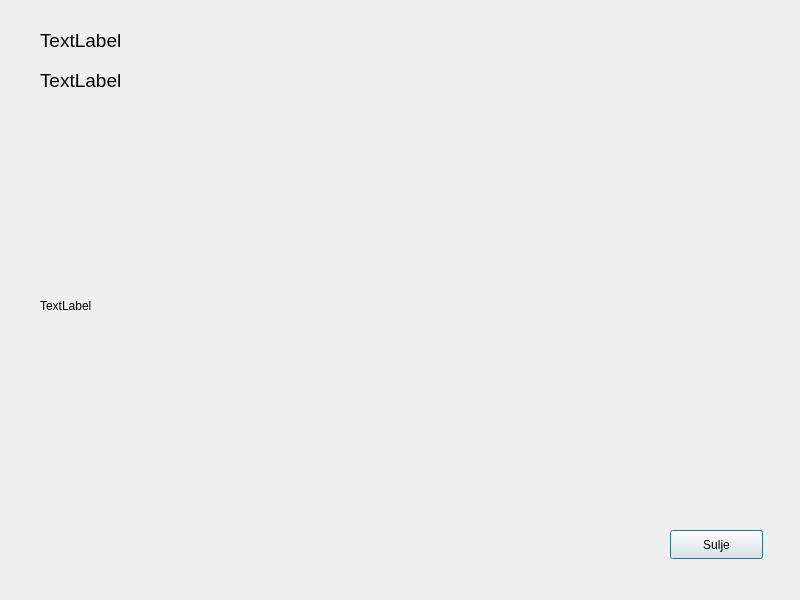
Before: the Qt Designer form frontend/transactionwindow.ui in 22kmo-project/group_7, drawn with Qt 5.
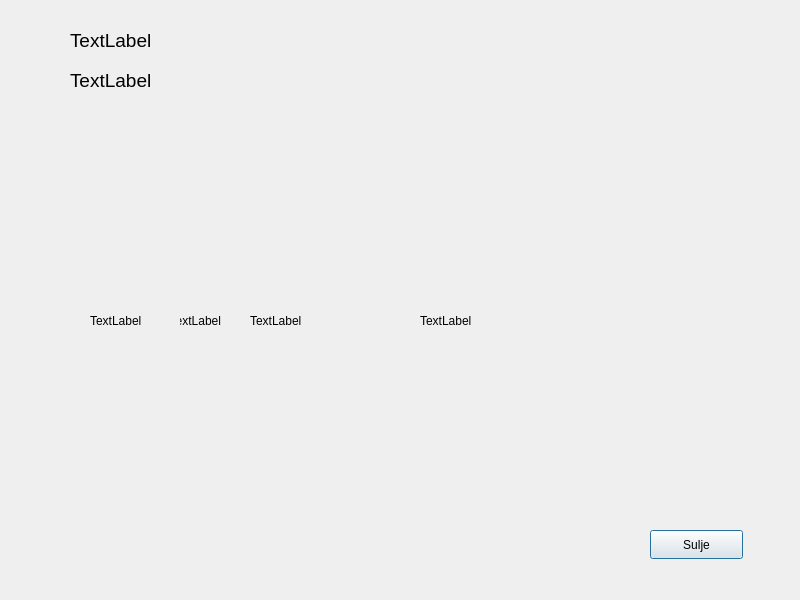
After: the same form once the commit is applied.

Commit message: Tilitapahtumat toimii/Uusi pullrequest

Diff of the .ui file:
```diff
--- a/frontend/transactionwindow.ui
+++ b/frontend/transactionwindow.ui
@@ -13,19 +13,27 @@
   <property name="windowTitle">
    <string>Dialog</string>
   </property>
-  <widget class="QLabel" name="label_2_client_2">
+  <widget class="QLabel" name="label_transact_4">
    <property name="geometry">
     <rect>
-     <x>40</x>
-     <y>30</y>
-     <width>191</width>
-     <height>20</height>
+     <x>420</x>
+     <y>130</y>
+     <width>171</width>
+     <height>381</height>
     </rect>
    </property>
-   <property name="font">
-    <font>
-     <pointsize>14</pointsize>
-    </font>
+   <property name="text">
+    <string>TextLabel</string>
+   </property>
+  </widget>
+  <widget class="QLabel" name="label_transact_2">
+   <property name="geometry">
+    <rect>
+     <x>250</x>
+     <y>130</y>
+     <width>141</width>
+     <height>381</height>
+    </rect>
    </property>
    <property name="text">
     <string>TextLabel</string>
@@ -34,9 +42,9 @@
   <widget class="QLabel" name="label_2_balance">
    <property name="geometry">
     <rect>
-     <x>40</x>
+     <x>70</x>
      <y>70</y>
-     <width>191</width>
+     <width>401</width>
      <height>20</height>
     </rect>
    </property>
@@ -52,7 +60,7 @@
   <widget class="QPushButton" name="pushButtonClose">
    <property name="geometry">
     <rect>
-     <x>670</x>
+     <x>650</x>
      <y>530</y>
      <width>93</width>
      <height>29</height>
@@ -65,10 +73,44 @@
   <widget class="QLabel" name="label_transact">
    <property name="geometry">
     <rect>
-     <x>40</x>
+     <x>180</x>
      <y>130</y>
-     <width>671</width>
-     <height>351</height>
+     <width>41</width>
+     <height>381</height>
+    </rect>
+   </property>
+   <property name="text">
+    <string>TextLabel</string>
+   </property>
+   <property name="alignment">
+    <set>Qt::AlignRight|Qt::AlignTrailing|Qt::AlignVCenter</set>
+   </property>
+  </widget>
+  <widget class="QLabel" name="label_2_client_2">
+   <property name="geometry">
+    <rect>
+     <x>70</x>
+     <y>30</y>
+     <width>391</width>
+     <height>20</height>
+    </rect>
+   </property>
+   <property name="font">
+    <font>
+     <pointsize>14</pointsize>
+    </font>
+   </property>
+   <property name="text">
+    <string>TextLabel</string>
+   </property>
+  </widget>
+  <widget class="QLabel" name="label_transact_3">
+   <property name="geometry">
+    <rect>
+     <x>90</x>
+     <y>130</y>
+     <width>81</width>
+     <height>381</height>
     </rect>
    </property>
    <property name="text">
```
The commit also changes 2 other files.
